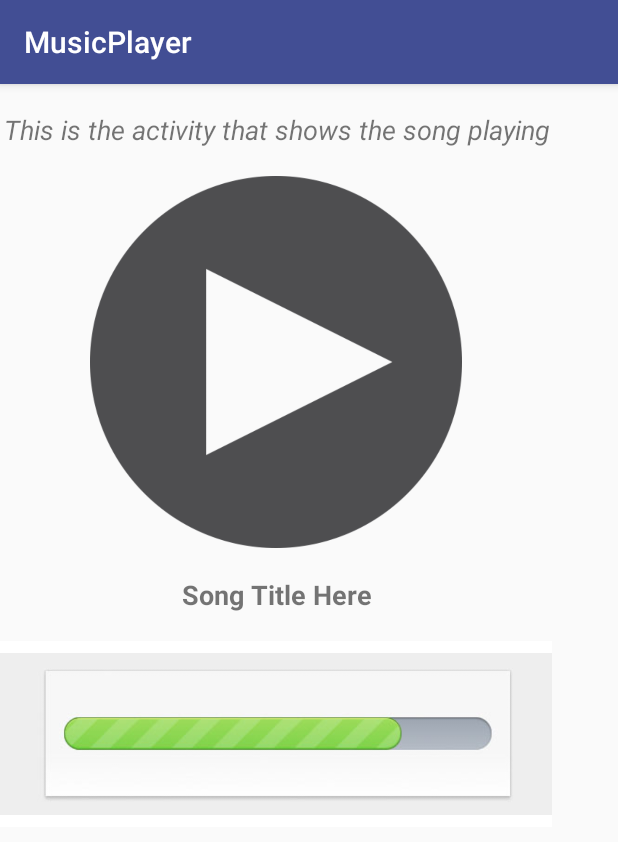
After one commit to gzr7702/MusicPlayer, an Android app: the PlayActivity screen opened directly, with no data from a screen before it, on a phone screen of 412 x 824 dp. The commit adds this screen. Shown: the top 842 px of the screen. Run offline under Robolectric (Android 15) with nearby library versions, the phone set to English and light mode, and no system bars.

Commit message:
feat: add play activity

```diff
--- a/app/src/main/AndroidManifest.xml
+++ b/app/src/main/AndroidManifest.xml
@@ -18,6 +18,8 @@
         </activity>
         <activity android:name=".DisplayLibraryActivity">
         </activity>
+        <activity android:name=".PlayActivity">
+        </activity>
     </application>
 
 </manifest>
--- a/app/src/main/java/com/gzr7702/musicplayer/DisplayLibraryActivity.java
+++ b/app/src/main/java/com/gzr7702/musicplayer/DisplayLibraryActivity.java
@@ -1,8 +1,11 @@
 package com.gzr7702.musicplayer;
 
+import android.content.Intent;
 import android.support.constraint.solver.ArrayLinkedVariables;
 import android.support.v7.app.AppCompatActivity;
 import android.os.Bundle;
+import android.view.View;
+import android.widget.AdapterView;
 import android.widget.ArrayAdapter;
 import android.widget.ListView;
 
@@ -22,7 +25,16 @@ public class DisplayLibraryActivity extends AppCompatActivity {
 
         ArrayAdapter adapter = new ListAdapter(this, generateData());
 
-        ListView listView = (ListView) findViewById(R.id.music_list);
+        final ListView listView = (ListView) findViewById(R.id.music_list);
+
+        listView.setOnItemClickListener(new AdapterView.OnItemClickListener() {
+            public void onItemClick(AdapterView<?> parent, View view, int position, long id) {
+                    Intent playIntent = new Intent(getApplicationContext(), PlayActivity.class);
+                playIntent.putExtra("songTitle", "hello");
+                startActivity(playIntent);
+            }
+        });
+
         listView.setAdapter(adapter);
     }
 
--- /dev/null
+++ b/app/src/main/java/com/gzr7702/musicplayer/PlayActivity.java
@@ -0,0 +1,19 @@
+package com.gzr7702.musicplayer;
+
+import android.content.Intent;
+import android.support.v7.app.AppCompatActivity;
+import android.os.Bundle;
+import android.util.Log;
+
+public class PlayActivity extends AppCompatActivity {
+
+    @Override
+    protected void onCreate(Bundle savedInstanceState) {
+        super.onCreate(savedInstanceState);
+        setContentView(R.layout.activity_play);
+
+        Intent intent = getIntent();
+        String title = intent.getStringExtra("songTitle");
+        Log.v("title", title);
+    }
+}
--- /dev/null
+++ b/app/src/main/res/layout/activity_play.xml
@@ -0,0 +1,64 @@
+<?xml version="1.0" encoding="utf-8"?>
+<android.support.constraint.ConstraintLayout
+    xmlns:android="http://schemas.android.com/apk/res/android"
+    xmlns:tools="http://schemas.android.com/tools"
+    android:layout_width="match_parent"
+    android:layout_height="match_parent"
+    tools:context="com.gzr7702.musicplayer.PlayActivity">
+
+    <LinearLayout
+        android:layout_width="368dp"
+        android:layout_height="495dp"
+        android:orientation="vertical"
+        tools:layout_editor_absoluteX="8dp"
+        tools:layout_editor_absoluteY="8dp">
+
+        <TextView
+            android:layout_width="wrap_content"
+            android:layout_height="0dp"
+            android:layout_gravity="center_horizontal"
+            android:layout_weight="1"
+            android:gravity="center"
+            android:text="@string/play_activity_label"
+            android:textAlignment="center"
+            android:textSize="18sp"
+            android:textStyle="italic"
+            tools:layout_editor_absoluteX="0dp"
+            tools:layout_editor_absoluteY="0dp"/>
+
+        <ImageView
+            android:id="@+id/imageView"
+            android:layout_width="368dp"
+            android:layout_height="0dp"
+            android:layout_weight="4"
+            android:src="@drawable/play"
+            tools:layout_editor_absoluteX="8dp"
+            tools:layout_editor_absoluteY="0dp"/>
+
+        <TextView
+            android:layout_width="match_parent"
+            android:layout_height="0dp"
+            android:layout_gravity="center_horizontal"
+            android:layout_weight="1"
+            android:gravity="center"
+            android:text="Song Title Here"
+            android:textAlignment="center"
+            android:textSize="18sp"
+            android:textStyle="bold"
+            tools:layout_editor_absoluteX="0dp"
+            tools:layout_editor_absoluteY="0dp"/>
+
+        <ImageView
+            android:id="@+id/progress_image"
+            android:layout_width="match_parent"
+            android:layout_height="0dp"
+            android:layout_weight="2"
+            android:background="@android:color/background_light"
+            android:src="@drawable/progress"
+            android:textSize="64sp"
+            tools:layout_editor_absoluteX="8dp"
+            tools:layout_editor_absoluteY="0dp"/>
+
+    </LinearLayout>
+
+</android.support.constraint.ConstraintLayout>
--- a/app/src/main/res/values/strings.xml
+++ b/app/src/main/res/values/strings.xml
@@ -5,4 +5,6 @@
 
     <string name="library_activity_label">This is the library activity that shows the device music library</string>
     <string name="header">Music Library</string>
+
+    <string name="play_activity_label">This is the activity that shows the song playing</string>
 </resources>
```
Also changed, not shown: app/src/main/res/drawable/play.png (added), app/src/main/res/drawable/progress.jpg (added).
